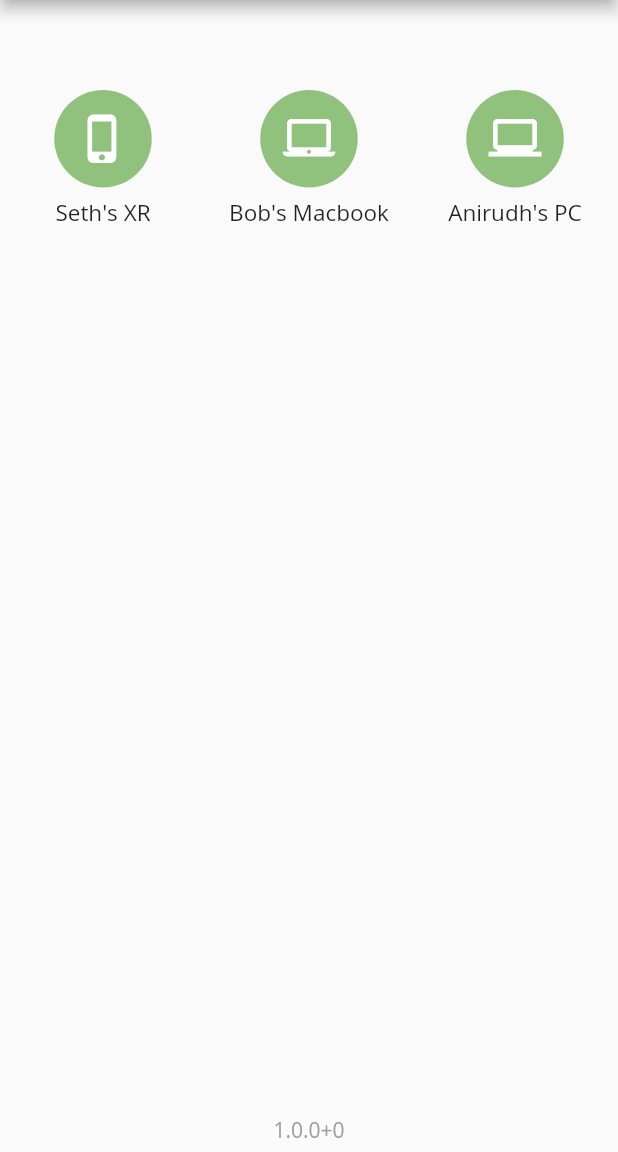
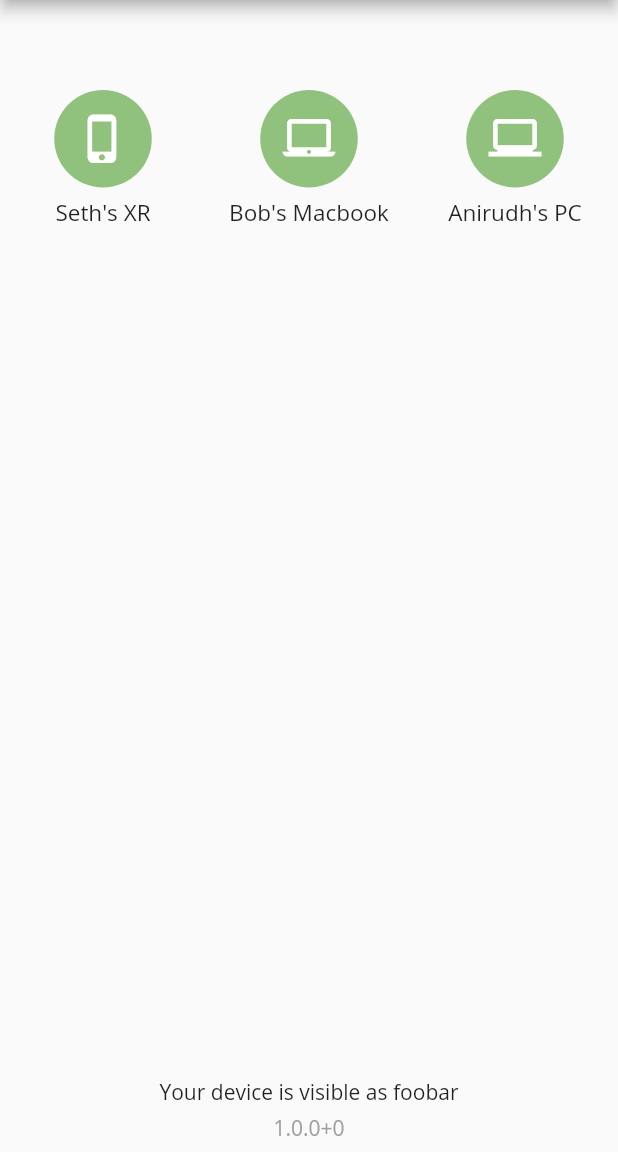
Before and after one commit to GoldinGuy/PearDrop, a Flutter app: the screen it shows after launch, after a tap on the "phone iphone" icon, on a phone screen of 412 x 824 dp, the part 84-1236 px from its top. Run offline on Flutter 3.47's test engine with Material 2 defaults, Android fonts, the phone set to English and light mode, and no system bars; drawn by our look-alikes of sliding_up_panel; our stand-ins replace device_info, file_picker, flutter_spinkit.

Commit message:
improve slidingPanel system, add approval, edit devices class

```diff
--- a/peardrop_flutter/lib/main.dart
+++ b/peardrop_flutter/lib/main.dart
@@ -1,6 +1,6 @@
 import 'package:flutter/material.dart';
-import 'package:peardrop/src/devices.dart';
 import 'package:flutter/widgets.dart';
+import 'package:peardrop/src/devices_page.dart';
 
 void main() => runApp(MyApp());
 
--- a/peardrop_flutter/lib/main_desktop.dart
+++ b/peardrop_flutter/lib/main_desktop.dart
@@ -1,6 +1,6 @@
-import 'package:peardrop/src/devices.dart';
 import 'package:flutter/foundation.dart';
 import 'package:flutter/widgets.dart';
+import 'package:peardrop/src/devices_page.dart';
 
 void main() {
   debugDefaultTargetPlatformOverride = TargetPlatform.fuchsia;
--- a/peardrop_flutter/lib/src/devices.dart
+++ b/peardrop_flutter/lib/src/devices_page.dart
@@ -3,9 +3,11 @@
 import 'package:flutter/material.dart';
 import 'package:flutter/services.dart';
 import 'package:file_picker/file_picker.dart';
+import 'package:peardrop/src/utilities/sharing_service.dart';
 import 'package:peardrop/src/widgets/bottom_version.dart';
 import 'package:peardrop/src/widgets/devices_grid.dart';
 import 'package:peardrop/src/widgets/peardrop_appbar.dart';
+import 'package:peardrop/src/widgets/sliding_panel_accept.dart';
 import 'package:peardrop/src/widgets/sliding_panel_receive.dart';
 import 'package:peardrop/src/widgets/sliding_panel_send.dart';
 import 'package:sliding_up_panel/sliding_up_panel.dart';
@@ -17,12 +19,18 @@ class DevicesPage extends StatefulWidget {
 }
 
 typedef FileShareCallback(int index);
+typedef FileReceiveCallback();
 
 class _DevicesPageState extends State<DevicesPage> {
-  final GlobalKey<ScaffoldState> _scaffoldKey = GlobalKey<ScaffoldState>();
+  // final GlobalKey<ScaffoldState> _scaffoldKey = GlobalKey<ScaffoldState>();
   PanelController _pc = new PanelController();
   List<Device> devices = [];
-  String _path, _fileName, _extension, nameOfPeer = "Unknown", deviceId;
+  String _path,
+      _fileName,
+      _extension,
+      nameOfPeer = "Unknown",
+      deviceId = "PearPhone",
+      pearPanel = "sharing";
   IconData iconOfPeer;
   Map<String, String> _paths;
   // if multi-pick = true mutliple files can be selected
@@ -35,11 +43,10 @@ class _DevicesPageState extends State<DevicesPage> {
     super.initState();
     _controller.addListener(() => _extension = _controller.text);
     // TODO: determine how best to use deviceInfo | deviceId = DeviceDetails().getDeviceDetails() as String;
-
     // dummy data
-    devices.add(Device("Seth's XR", Icons.phone_iphone));
-    devices.add(Device("Bob's Macbook", Icons.laptop_mac));
-    devices.add(Device("Anirudh's PC", Icons.laptop_windows));
+    devices.add(Device("Seth's XR", Icons.phone_iphone, '190.160.225.16'));
+    devices.add(Device("Bob's Macbook", Icons.laptop_mac, '140.70.235.92'));
+    devices.add(Device("Anirudh's PC", Icons.laptop_windows, '3.219.241.180'));
   }
 
   // cancels file sharing
@@ -52,6 +59,13 @@ class _DevicesPageState extends State<DevicesPage> {
     iconOfPeer = devices[index].getIcon();
     nameOfPeer = devices[index].getName();
     _openFileExplorer();
+  }
+
+  // handles what happens after file is accepted
+  handleFileReceive() {
+    setState(() {
+      pearPanel = 'receiving';
+    });
   }
 
   // allows user to upload files
@@ -97,7 +111,10 @@ class _DevicesPageState extends State<DevicesPage> {
       child: Scaffold(
         appBar: PearDropAppBar().getAppBar('PearDrop'),
         body: _getBody(),
-        bottomNavigationBar: BottomVersionBar(version: '1.0.0+0'),
+        bottomNavigationBar: BottomVersionBar(
+          version: '1.0.0+0',
+          deviceName: 'foobar',
+        ),
       ),
     );
   }
@@ -115,13 +132,13 @@ class _DevicesPageState extends State<DevicesPage> {
           minHeight: _panelHeightClosed,
           defaultPanelState: PanelState.CLOSED,
           backdropEnabled: true,
-          backdropOpacity: 0.5,
+          backdropOpacity: 0.2,
           isDraggable: false,
           body: DevicesGrid(
             devices: devices,
             func: handleFileShare,
           ),
-          panelBuilder: (sc) => _getSendingPanel(sc),
+          panelBuilder: (sc) => _getPanel(sc),
           borderRadius: BorderRadius.only(
               topLeft: Radius.circular(18.0), topRight: Radius.circular(18.0)),
           onPanelSlide: (double pos) => setState(() {}),
@@ -130,8 +147,9 @@ class _DevicesPageState extends State<DevicesPage> {
     );
   }
 
-// returns panel that will display when sending
-  Widget _getSendingPanel(ScrollController sc) {
+// returns panel based on type of sharing
+  Widget _getPanel(ScrollController sc) {
+    if (pearPanel == "sharing") {
       return SlidingPanelSend(
         nameOfRecipient: '$nameOfPeer',
         iconOfRecipient: iconOfPeer,
@@ -141,10 +159,7 @@ class _DevicesPageState extends State<DevicesPage> {
           onPressed: () => cancelShare(),
         ),
       );
-  }
-
-// returns panel that will display when receiving
-  Widget _getReceivingPanel(ScrollController sc) {
+    } else if (pearPanel == "receiving") {
       return SlidingPanelReceive(
         nameOfSender: '$nameOfPeer',
         iconOfSender: iconOfPeer,
@@ -153,21 +168,18 @@ class _DevicesPageState extends State<DevicesPage> {
         cancel: CloseButton(
           onPressed: () => cancelShare(),
         ),
-      deviceName: 'foobar',
+      );
+    } else {
+      return SlidingPanelAccept(
+        nameOfSender: '$nameOfPeer',
+        iconOfSender: iconOfPeer,
+        sc: sc,
+        func: handleFileReceive,
+        fileName: '$_fileName',
+        cancel: CloseButton(
+          onPressed: () => cancelShare(),
+        ),
       );
     }
-
-  // clears the temporary cache
-  // void _clearCachedFiles() {
-  //   FilePicker.clearTemporaryFiles().then((result) {
-  //     _scaffoldKey.currentState.showSnackBar(
-  //       SnackBar(
-  //         backgroundColor: result ? Colors.green : Colors.red,
-  //         content: Text((result
-  //             ? 'Temporary files removed successyfully.'
-  //             : 'Failed to clean temporary files')),
-  //       ),
-  //     );
-  //   });
-  // }
   }
+}
--- a/peardrop_flutter/lib/src/utilities/nearby_device.dart
+++ b/peardrop_flutter/lib/src/utilities/nearby_device.dart
@@ -3,18 +3,27 @@
 import 'package:flutter/cupertino.dart';
 
 class Device {
-  String deviceName;
+  String ipAddress, deviceName;
   IconData iconName;
 
-  Device(dn, icon) {
+  Device(dn, icon, ip) {
     deviceName = dn;
+    ipAddress = ip;
     iconName = icon;
+  }
+
+  setName(name) {
+    deviceName = name;
   }
 
   String getName() {
     return deviceName;
   }
 
+  String getIP() {
+    return ipAddress;
+  }
+
   IconData getIcon() {
     return iconName;
   }
--- a/peardrop_flutter/lib/src/widgets/bottom_version.dart
+++ b/peardrop_flutter/lib/src/widgets/bottom_version.dart
@@ -2,25 +2,39 @@ import 'package:flutter/cupertino.dart';
 import 'package:flutter/material.dart';
 
 class BottomVersionBar extends StatelessWidget {
-  BottomVersionBar({this.version});
+  BottomVersionBar({this.version, this.deviceName});
 
-  final String version;
+  final String version, deviceName;
 
   @override
   Widget build(BuildContext context) {
-    return Stack(
-      children: [
-        new Container(
-          height: 30.0,
-          color: Colors.white10,
-          child: Center(
+    return Padding(
+      padding: EdgeInsets.fromLTRB(20, 5, 20, 2),
+      child: Column(
+        mainAxisSize: MainAxisSize.min,
+        crossAxisAlignment: CrossAxisAlignment.center,
+        mainAxisAlignment: MainAxisAlignment.center,
+        children: [
+          Text(
+            'Your device is visible as ' + deviceName,
+            style: TextStyle(fontWeight: FontWeight.w500),
+          ),
+          // Text(
+          //   'foobar',
+          //   style: TextStyle(
+          //       fontFamily: 'Open Sans',
+          //       fontSize: 15,
+          //       fontWeight: FontWeight.bold),
+          // ),
+          Padding(
+            padding: EdgeInsets.fromLTRB(0, 5, 0, 5),
             child: Text(
               version,
               style: TextStyle(color: Colors.grey[500]),
             ),
-          ),
-        ),
-      ],
+          )
+        ],
+      ),
     );
   }
 }
--- a/peardrop_flutter/lib/src/widgets/devices_grid.dart
+++ b/peardrop_flutter/lib/src/widgets/devices_grid.dart
@@ -16,7 +16,19 @@ class DevicesGrid extends StatelessWidget {
   @override
   Widget build(BuildContext context) {
     var columns = min(devices.length, 3);
-
+    // columns = 0;
+    if (columns <= 0) {
+      return Center(
+        child: Padding(
+          padding: EdgeInsets.fromLTRB(15, 0, 15, 0),
+          child: Text(
+            'Install PearDrop on nearby devices to send files',
+            textAlign: TextAlign.center,
+            style: TextStyle(fontFamily: 'Open Sans'),
+          ),
+        ),
+      );
+    } else {
       return ListView(
         children: <Widget>[
           SizedBox(
@@ -61,9 +73,10 @@ class DevicesGrid extends StatelessWidget {
             ],
           ),
           SizedBox(
-          height: 24,
+            height: 60,
           ),
         ],
       );
     }
   }
+}
--- /dev/null
+++ b/peardrop_flutter/lib/src/widgets/progress_indicator.dart
@@ -0,0 +1,128 @@
+import 'dart:async';
+import 'dart:math';
+import 'dart:ui';
+
+import 'package:flutter/cupertino.dart';
+import 'package:flutter/material.dart';
+
+class PercentageProgressIndicator extends StatefulWidget {
+  PercentageProgressIndicator({this.centerIcon});
+  final IconData centerIcon;
+
+  @override
+  _PercentageProgressIndicatorState createState() =>
+      _PercentageProgressIndicatorState(centerIcon: centerIcon);
+}
+
+class _PercentageProgressIndicatorState
+    extends State<PercentageProgressIndicator> with TickerProviderStateMixin {
+  double percentage = 0.0, newPercentage = 0.0;
+  AnimationController percentageAnimationController;
+  _PercentageProgressIndicatorState({this.centerIcon});
+  IconData centerIcon;
+
+  // IconData centerIcon;
+  // IconData centerIcon = Icons.file_upload;
+  @override
+  void initState() {
+    super.initState();
+    setState(() {
+      percentage = 0.0;
+    });
+    percentageAnimationController = new AnimationController(
+        vsync: this, duration: new Duration(milliseconds: 1000))
+      ..addListener(() {
+        setState(() {
+          percentage = lerpDouble(
+              percentage, newPercentage, percentageAnimationController.value);
+        });
+      });
+  }
+
+  void startTimer() {
+    percentage = 0.0;
+    newPercentage = 0.0;
+    new Timer.periodic(
+      Duration(seconds: 2),
+      (Timer timer) => setState(() {
+        if (newPercentage == 100.0) {
+          timer.cancel();
+        } else {
+          percentage = newPercentage;
+          newPercentage += 10;
+          // if (newPercentage > 100.0) {
+          //   percentage = 0.0;
+          //   newPercentage = 0.0;
+          // }
+          percentageAnimationController.forward(from: 0.0);
+        }
+      }),
+    );
+  }
+
+  @override
+  Widget build(BuildContext context) {
+    return new Center(
+      child: new Container(
+        height: 95.0,
+        width: 95.0,
+        child: new CustomPaint(
+          foregroundPainter: new MyPainter(
+              lineColor: Color(0xff559364),
+              completeColor: Color(0xff91c27d),
+              completePercent: percentage,
+              width: 8.0),
+          child: new Padding(
+            padding: const EdgeInsets.all(8.0),
+            child: new RaisedButton(
+                elevation: 0,
+                color: Color(0xff91c27d),
+                splashColor: Color(0xff559364),
+                shape: new CircleBorder(),
+                child: Icon(
+                  centerIcon,
+                  color: Colors.white,
+                  size: 45,
+                ),
+                onPressed: () {
+                  startTimer();
+                }),
+          ),
+        ),
+      ),
+    );
+  }
+}
+
+class MyPainter extends CustomPainter {
+  Color lineColor;
+  Color completeColor;
+  double completePercent;
+  double width;
+  MyPainter(
+      {this.lineColor, this.completeColor, this.completePercent, this.width});
+  @override
+  void paint(Canvas canvas, Size size) {
+    Paint line = new Paint()
+      ..color = lineColor
+      ..strokeCap = StrokeCap.round
+      ..style = PaintingStyle.stroke
+      ..strokeWidth = width;
+    Paint complete = new Paint()
+      ..color = completeColor
+      ..strokeCap = StrokeCap.round
+      ..style = PaintingStyle.stroke
+      ..strokeWidth = width;
+    Offset center = new Offset(size.width / 2, size.height / 2);
+    double radius = min(size.width / 2, size.height / 2);
+    canvas.drawCircle(center, radius, line);
+    double arcAngle = 2 * pi * (completePercent / 100);
+    canvas.drawArc(new Rect.fromCircle(center: center, radius: radius), -pi / 2,
+        arcAngle, false, complete);
+  }
+
+  @override
+  bool shouldRepaint(CustomPainter oldDelegate) {
+    return true;
+  }
+}
--- a/peardrop_flutter/lib/src/widgets/sliding_panel_send.dart
+++ b/peardrop_flutter/lib/src/widgets/sliding_panel_send.dart
@@ -1,6 +1,7 @@
 import 'package:flutter/material.dart';
 import 'package:flutter/widgets.dart';
 import 'package:flutter/cupertino.dart';
+import 'package:peardrop/src/widgets/progress_indicator.dart';
 
 class SlidingPanelSend extends StatelessWidget {
   SlidingPanelSend(
@@ -25,13 +26,7 @@ class SlidingPanelSend extends StatelessWidget {
           children: <Widget>[
             Row(
               mainAxisAlignment: MainAxisAlignment.end,
-              children: [
-                // Text('Cancel'),
-                cancel,
-              ],
-            ),
-            SizedBox(
-              height: 8.0,
+              children: [cancel],
             ),
             Row(
               mainAxisAlignment: MainAxisAlignment.center,
@@ -47,8 +42,11 @@ class SlidingPanelSend extends StatelessWidget {
               ],
             ),
             SizedBox(
-              height: 20.0,
+              height: 15.0,
             ),
+            Column(
+              mainAxisAlignment: MainAxisAlignment.spaceEvenly,
+              children: <Widget>[
                 Column(
                     mainAxisAlignment: MainAxisAlignment.spaceEvenly,
                     children: <Widget>[
@@ -60,7 +58,7 @@ class SlidingPanelSend extends StatelessWidget {
                           mainAxisAlignment: MainAxisAlignment.center,
                           children: [
                             Icon(
-                        Icons.insert_drive_file,
+                              Icons.description,
                               size: 30,
                             ),
                             Center(
@@ -71,43 +69,17 @@ class SlidingPanelSend extends StatelessWidget {
                           ],
                         ),
                       ),
+                    ]),
+                Container(
+                  width: MediaQuery.of(context).size.width,
+                  padding: EdgeInsets.fromLTRB(0, 16, 0, 2),
+                  child: PercentageProgressIndicator(
+                      centerIcon: Icons.file_upload),
+                ),
 
                 Container(
                   width: MediaQuery.of(context).size.width,
-                  padding: EdgeInsets.fromLTRB(0, 25, 0, 0),
-                  child: Center(
-                    child: Stack(
-                      children: [
-                        Container(
-                          margin: EdgeInsets.fromLTRB(8, 0, 0, 0),
-                          padding: EdgeInsets.fromLTRB(2, 2, 2, 3),
-                          child: CircularProgressIndicator(
-                            strokeWidth: 6,
-                            valueColor: AlwaysStoppedAnimation<Color>(
-                                Color(0xff559364)),
-                          ),
-                          height: 70,
-                          width: 70,
-                        ),
-                        RawMaterialButton(
-                          onPressed: () => {},
-                          elevation: 0.0,
-                          fillColor: Color(0xff91c27d),
-                          child: Icon(
-                            iconOfRecipient,
-                            size: 35.0,
-                            color: Colors.white,
-                          ),
-                          padding: EdgeInsets.all(15.0),
-                          shape: CircleBorder(),
-                        ),
-                      ],
-                    ),
-                  ),
-                ),
-                Container(
-                  width: MediaQuery.of(context).size.width,
-                  padding: EdgeInsets.fromLTRB(0, 10, 0, 10),
+                  padding: EdgeInsets.fromLTRB(0, 10, 0, 2),
                   child: Row(
                     mainAxisAlignment: MainAxisAlignment.center,
                     children: [
```
Also changed, not shown: peardrop_flutter/lib/src/utilities/sharing_service.dart (added, +19 -0 lines), peardrop_flutter/lib/src/widgets/sliding_panel_accept.dart (added, +155 -0 lines), peardrop_flutter/lib/src/widgets/sliding_panel_receive.dart (+28 -51 lines). Lines whose indentation alone changed are shown as unchanged.
